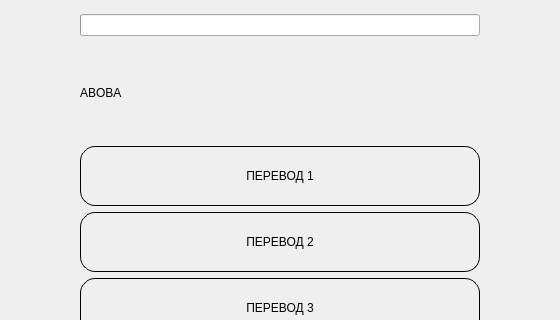
This is quizwidget.ui in sinfillo/SpeakSavvy as Qt 5 draws it before an edit; both pictures show x 85 to 645 and y 0 to 320 of the 796 by 450 pixel window. The edited form follows.
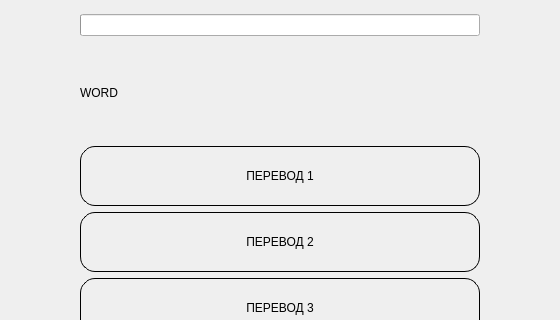
This is the edited form.

Commit message: add mp4 in sources and change ui in quiz

What changed in the file:
```diff
--- a/quizwidget.ui
+++ b/quizwidget.ui
@@ -82,7 +82,7 @@
       <string notr="true">font: 40pt &quot;PT Mono&quot;;</string>
      </property>
      <property name="text">
-      <string>ABOBA</string>
+      <string>WORD</string>
      </property>
     </widget>
    </item>
```
The commit also changes 4 other files.
